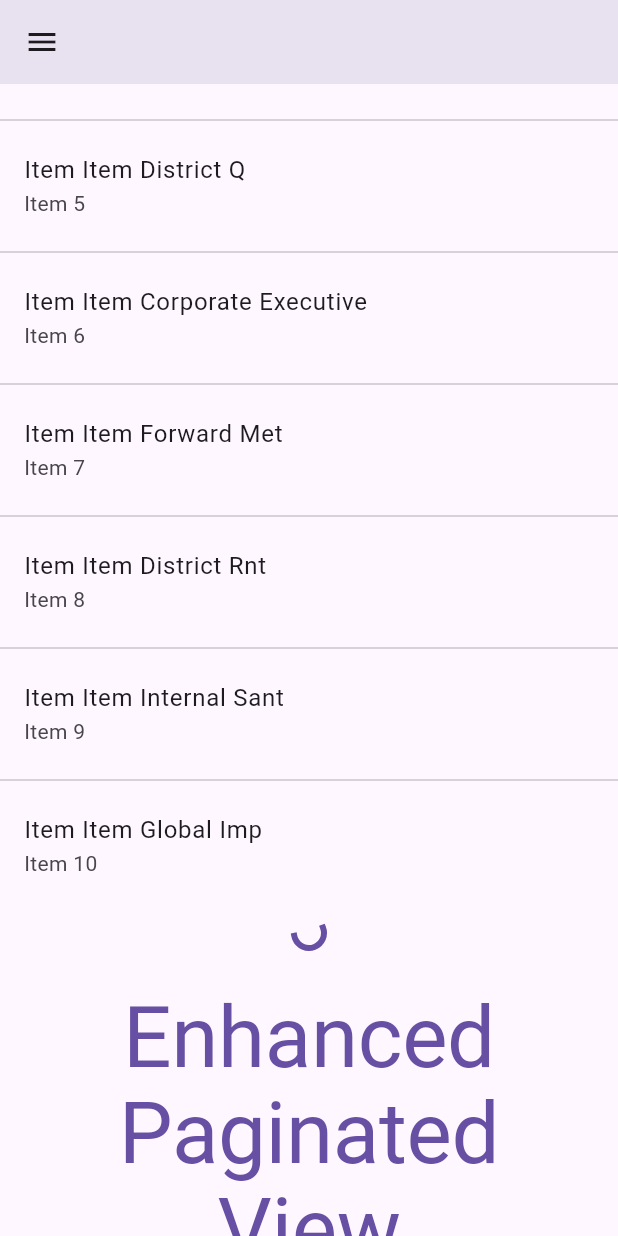
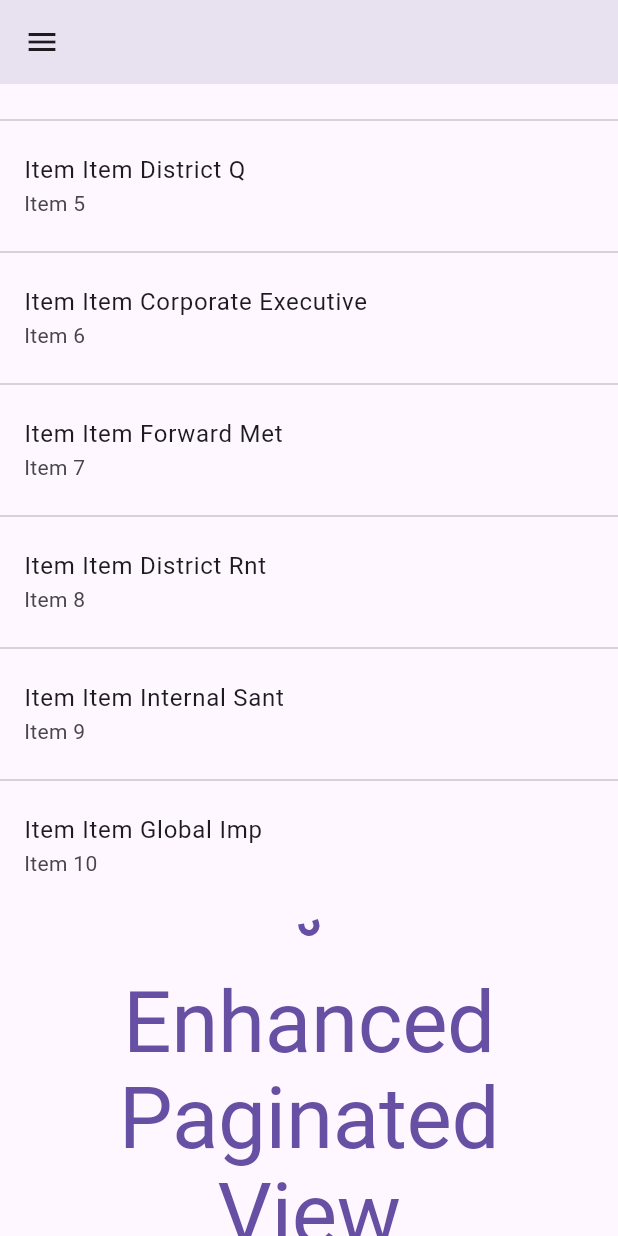
Before and after one commit to Mustafa7Ibrahim/enhanced_paginated_view, a Flutter app: the screen it shows after launch, scrolled down 320 dp, on a phone screen of 412 x 824 dp. Run offline on Flutter 3.47's test engine with Material 3 defaults, Android fonts, the phone set to English and light mode, and no system bars; our stand-ins replace bloc, equatable, flutter_bloc, flutter_riverpod, riverpod_annotation; generated files the repository leaves out were written again.

Commit message:
chore: ui updates

```diff
--- a/lib/src/widgets/loading_widget.dart
+++ b/lib/src/widgets/loading_widget.dart
@@ -96,8 +96,8 @@ class _Loading extends StatelessWidget {
       child: Padding(
         padding: const EdgeInsets.all(12.0),
         child: SizedBox(
-          width: isAndroid ? 20.0 : null,
-          height: isAndroid ? 20.0 : null,
+          width: isAndroid ? 10.0 : null,
+          height: isAndroid ? 10.0 : null,
           child: const CircularProgressIndicator.adaptive(),
         ),
       ),
```
